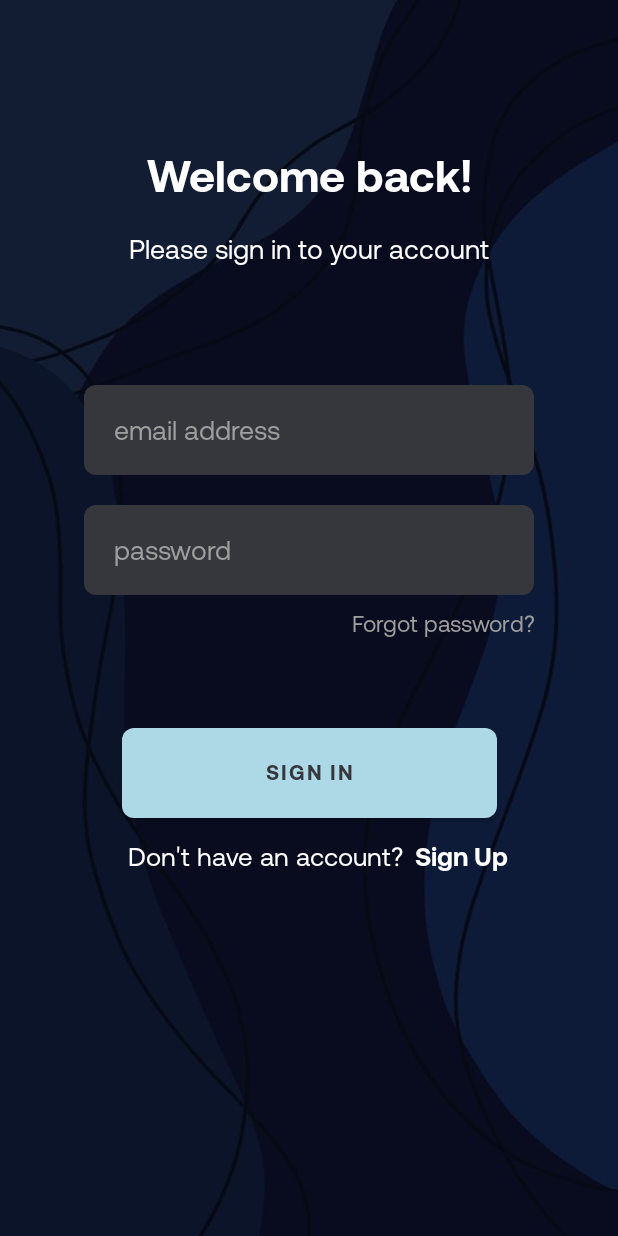
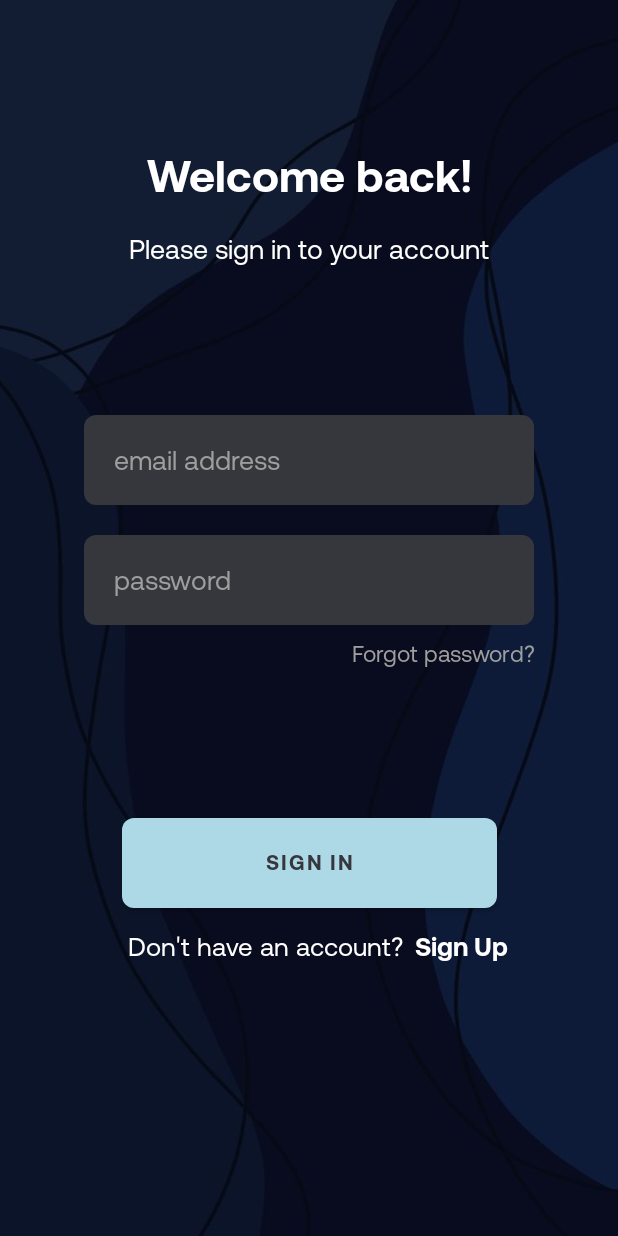
Before and after one commit to ihminq/Simple-Movie-Hub, an Android app: the fragment LoginFragment shown on its own in the app's theme, on a phone screen of 412 x 824 dp. Run offline under Robolectric (Android 15) with nearby library versions, the phone set to English and light mode, and no system bars; our stand-ins replace data binding; 1 statement that could not run was skipped.

Commit message:
feat: apply style file for EditTexts

```diff
--- a/app/src/main/res/layout/fragment_login.xml
+++ b/app/src/main/res/layout/fragment_login.xml
@@ -42,35 +42,23 @@
 
         <EditText
             android:id="@+id/et_email"
-            android:layout_width="300dp"
-            android:layout_height="60dp"
             android:hint="email address"
-            android:textColorHint="@color/grey"
             android:inputType="textEmailAddress"
-            android:textColor="@color/white"
-            android:paddingHorizontal="20dp"
-            app:backgroundTint="@null"
-            android:background="@drawable/bg_auth_et"
             app:layout_constraintTop_toBottomOf="@+id/tv_welcome2"
             app:layout_constraintStart_toStartOf="parent"
             app:layout_constraintEnd_toEndOf="parent"
-            android:layout_marginTop="80dp"/>
+            android:layout_marginTop="100dp"
+            style="@style/AuthEditText"/>
 
         <EditText
             android:id="@+id/et_password"
-            android:layout_width="300dp"
-            android:layout_height="60dp"
             android:hint="password"
-            android:textColorHint="@color/grey"
             android:inputType="textPassword"
-            android:textColor="@color/white"
-            android:paddingHorizontal="20dp"
-            app:backgroundTint="@null"
-            android:background="@drawable/bg_auth_et"
             app:layout_constraintTop_toBottomOf="@+id/et_email"
             app:layout_constraintStart_toStartOf="parent"
             app:layout_constraintEnd_toEndOf="parent"
-            android:layout_marginTop="20dp"/>
+            android:layout_marginTop="20dp"
+            style="@style/AuthEditText"/>
 
         <TextView
             android:id="@+id/tv_forgotPassword"
@@ -95,7 +83,7 @@
             app:layout_constraintStart_toStartOf="parent"
             app:layout_constraintEnd_toEndOf="parent"
             app:layout_constraintTop_toBottomOf="@id/tv_forgotPassword"
-            android:layout_marginTop="60dp"
+            android:layout_marginTop="100dp"
             app:backgroundTint="@null"
             android:textColor="@color/dark_blue_grey"
             android:background="@drawable/bg_btn_sign_in" />
```
